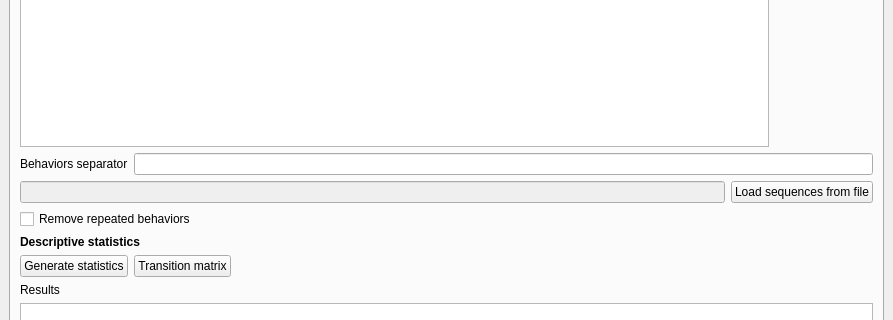
This is src/behatrix.ui in olivierfriard/behatrix as Qt 5 draws it before an edit; both pictures show x 0 to 893 and y 157 to 477 of the 893 by 750 pixel window. The edited form follows.
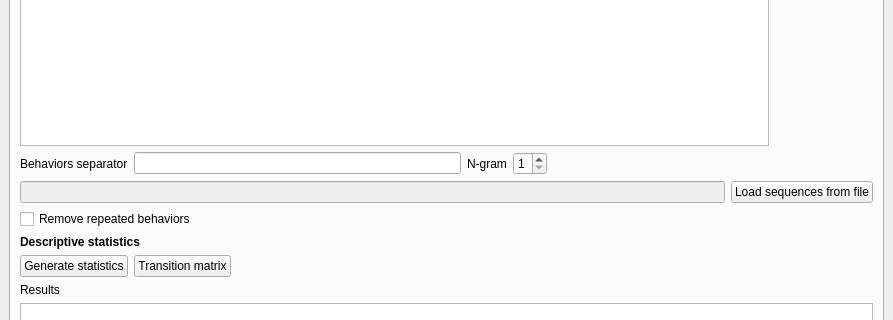
This is the edited form.

Commit message: added n-grams frequencies

```diff
--- a/src/behatrix.ui
+++ b/src/behatrix.ui
@@ -81,6 +81,39 @@
           <item>
            <widget class="QLineEdit" name="le_behaviors_separator"/>
           </item>
+          <item>
+           <widget class="QLabel" name="label_6">
+            <property name="text">
+             <string>N-gram</string>
+            </property>
+           </widget>
+          </item>
+          <item>
+           <widget class="QSpinBox" name="sb_ngram">
+            <property name="minimum">
+             <number>1</number>
+            </property>
+            <property name="maximum">
+             <number>3</number>
+            </property>
+            <property name="singleStep">
+             <number>1</number>
+            </property>
+           </widget>
+          </item>
+          <item>
+           <spacer name="horizontalSpacer_15">
+            <property name="orientation">
+             <enum>Qt::Horizontal</enum>
+            </property>
+            <property name="sizeHint" stdset="0">
+             <size>
+              <width>40</width>
+              <height>20</height>
+             </size>
+            </property>
+           </spacer>
+          </item>
          </layout>
         </item>
         <item>
```
The commit also changes 4 other files.
